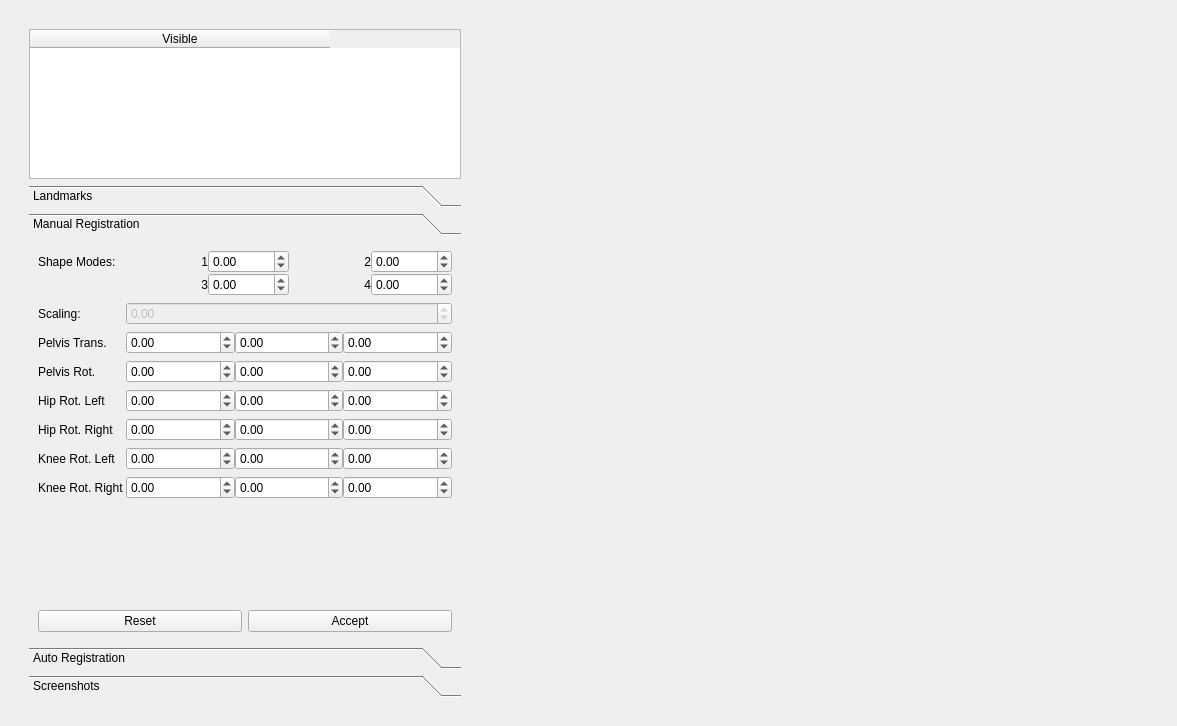
Before: the Qt Designer form mapclientplugins/fieldworklowerlimb2sidegenerationstep/qt/lowerlimbgenerationdialog.ui in mapclient-plugins/fieldworklowerlimb2sidegenerationstep, drawn with Qt 5.
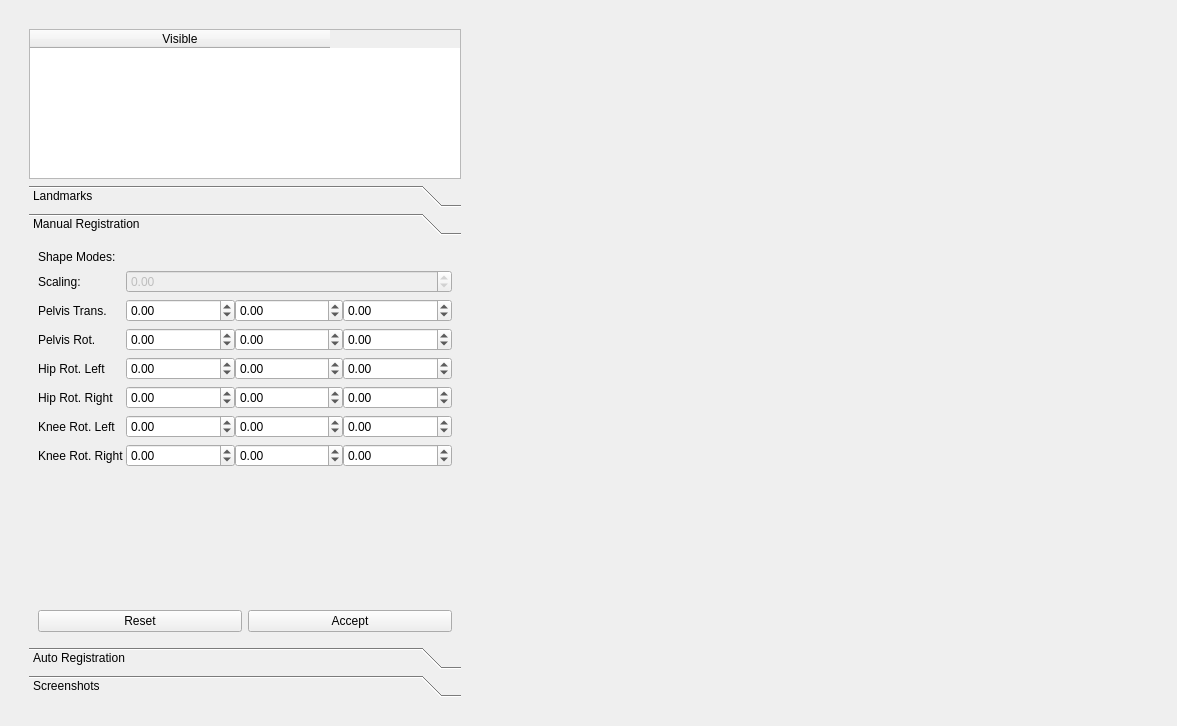
After: the same form once the commit is applied. Custom widgets are drawn as their Qt base class.

```diff
--- a/mapclientplugins/fieldworklowerlimb2sidegenerationstep/qt/lowerlimbgenerationdialog.ui
+++ b/mapclientplugins/fieldworklowerlimb2sidegenerationstep/qt/lowerlimbgenerationdialog.ui
@@ -423,100 +423,7 @@
                 </widget>
                </item>
                <item row="1" column="1">
-                <layout class="QGridLayout" name="gridLayout_3">
-                 <item row="1" column="1">
-                  <widget class="QDoubleSpinBox" name="doubleSpinBox_pc1">
-                   <property name="minimum">
-                    <double>-99.000000000000000</double>
-                   </property>
-                   <property name="maximum">
-                    <double>99.000000000000000</double>
-                   </property>
-                   <property name="singleStep">
-                    <double>0.100000000000000</double>
-                   </property>
-                  </widget>
-                 </item>
-                 <item row="2" column="3">
-                  <widget class="QDoubleSpinBox" name="doubleSpinBox_pc4">
-                   <property name="minimum">
-                    <double>-99.000000000000000</double>
-                   </property>
-                   <property name="maximum">
-                    <double>99.000000000000000</double>
-                   </property>
-                   <property name="singleStep">
-                    <double>0.100000000000000</double>
-                   </property>
-                  </widget>
-                 </item>
-                 <item row="2" column="1">
-                  <widget class="QDoubleSpinBox" name="doubleSpinBox_pc3">
-                   <property name="minimum">
-                    <double>-99.000000000000000</double>
-                   </property>
-                   <property name="maximum">
-                    <double>99.000000000000000</double>
-                   </property>
-                   <property name="singleStep">
-                    <double>0.100000000000000</double>
-                   </property>
-                  </widget>
-                 </item>
-                 <item row="1" column="3">
-                  <widget class="QDoubleSpinBox" name="doubleSpinBox_pc2">
-                   <property name="minimum">
-                    <double>-99.000000000000000</double>
-                   </property>
-                   <property name="maximum">
-                    <double>99.000000000000000</double>
-                   </property>
-                   <property name="singleStep">
-                    <double>0.100000000000000</double>
-                   </property>
-                  </widget>
-                 </item>
-                 <item row="1" column="0">
-                  <widget class="QLabel" name="label">
-                   <property name="text">
-                    <string>1</string>
-                   </property>
-                   <property name="alignment">
-                    <set>Qt::AlignRight|Qt::AlignTrailing|Qt::AlignVCenter</set>
-                   </property>
-                  </widget>
-                 </item>
-                 <item row="1" column="2">
-                  <widget class="QLabel" name="label_2">
-                   <property name="text">
-                    <string>2</string>
-                   </property>
-                   <property name="alignment">
-                    <set>Qt::AlignRight|Qt::AlignTrailing|Qt::AlignVCenter</set>
-                   </property>
-                  </widget>
-                 </item>
-                 <item row="2" column="0">
-                  <widget class="QLabel" name="label_3">
-                   <property name="text">
-                    <string>3</string>
-                   </property>
-                   <property name="alignment">
-                    <set>Qt::AlignRight|Qt::AlignTrailing|Qt::AlignVCenter</set>
-                   </property>
-                  </widget>
-                 </item>
-                 <item row="2" column="2">
-                  <widget class="QLabel" name="label_4">
-                   <property name="text">
-                    <string>4</string>
-                   </property>
-                   <property name="alignment">
-                    <set>Qt::AlignRight|Qt::AlignTrailing|Qt::AlignVCenter</set>
-                   </property>
-                  </widget>
-                 </item>
-                </layout>
+                <layout class="QGridLayout" name="gridLayout_3"/>
                </item>
                <item row="6" column="0">
                 <widget class="QLabel" name="label_5">
```
Left out of the diff: 15 changed lines with no effect on the pictures.
